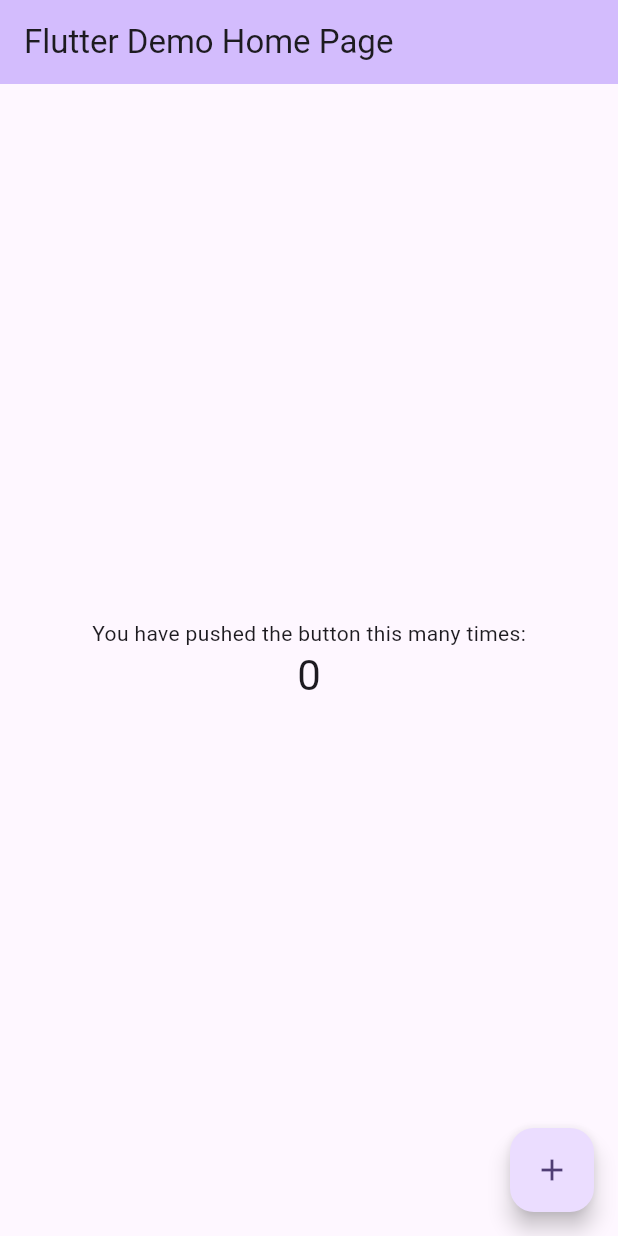
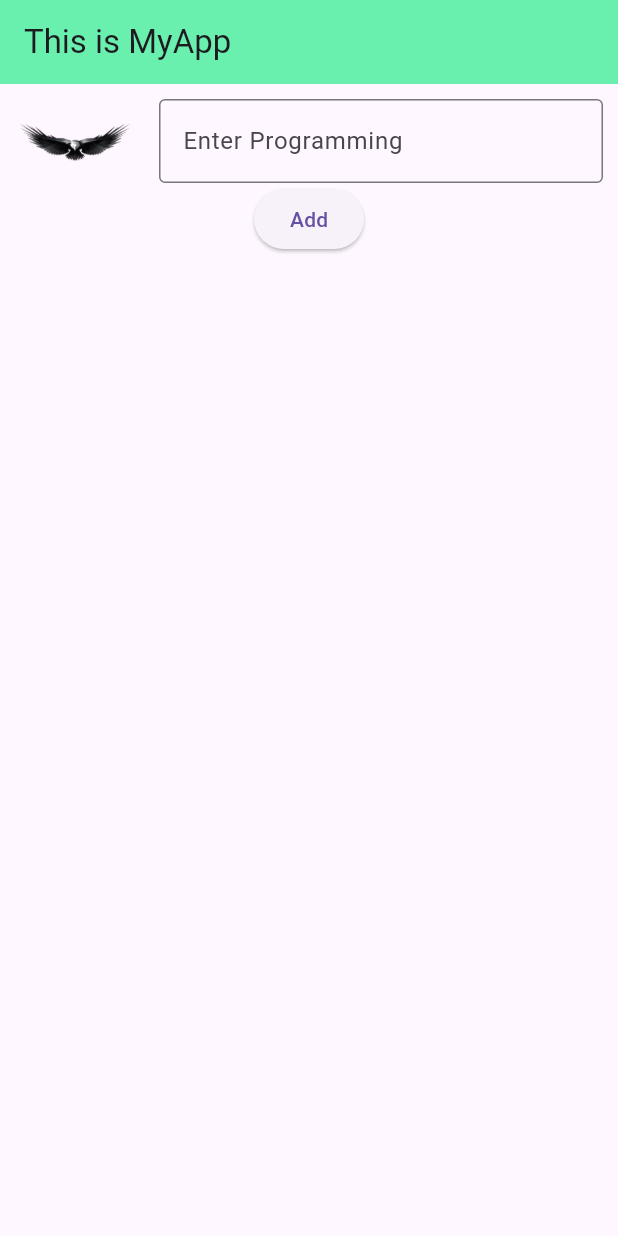
Before and after one commit to TOM-TITO-coder/Flutter_Basic, a Flutter app: the screen it shows after launch, on a phone screen of 412 x 824 dp. Run offline on Flutter 3.47's test engine with Material 3 defaults, Android fonts, the phone set to English and light mode, and no system bars.

Commit message:
ListView Elevatedbutton, TextField with Statefullwidget

```diff
--- /dev/null
+++ b/lib/home.dart
@@ -0,0 +1,24 @@
+// ignore_for_file: prefer_const_constructors
+
+import 'package:basic/mybodyapp.dart';
+import 'package:flutter/material.dart';
+
+class Home extends StatelessWidget {
+  const Home({super.key});
+
+  @override
+  Widget build(BuildContext context) {
+    return Scaffold(
+      appBar: AppBar(
+        title: Text("This is MyApp"),
+        backgroundColor: Colors.greenAccent,
+      ),
+      body: Padding(
+        padding: const EdgeInsets.all(10.0),
+        child: SafeArea(
+          child: MyBodyApp(),
+        ),
+      ),
+    );
+  }
+}
--- a/lib/main.dart
+++ b/lib/main.dart
@@ -1,125 +1,22 @@
+// ignore_for_file: prefer_const_constructors
+
 import 'package:flutter/material.dart';
 
-void main() {
-  runApp(const MyApp());
-}
+// ================== directory ===================
+import 'home.dart';
+
+
+void main() => runApp(const MyApp());
 
 class MyApp extends StatelessWidget {
   const MyApp({super.key});
 
-  // This widget is the root of your application.
   @override
   Widget build(BuildContext context) {
     return MaterialApp(
-      title: 'Flutter Demo',
-      theme: ThemeData(
-        // This is the theme of your application.
-        //
-        // TRY THIS: Try running your application with "flutter run". You'll see
-        // the application has a purple toolbar. Then, without quitting the app,
-        // try changing the seedColor in the colorScheme below to Colors.green
-        // and then invoke "hot reload" (save your changes or press the "hot
-        // reload" button in a Flutter-supported IDE, or press "r" if you used
-        // the command line to start the app).
-        //
-        // Notice that the counter didn't reset back to zero; the application
-        // state is not lost during the reload. To reset the state, use hot
-        // restart instead.
-        //
-        // This works for code too, not just values: Most code changes can be
-        // tested with just a hot reload.
-        colorScheme: ColorScheme.fromSeed(seedColor: Colors.deepPurple),
-        useMaterial3: true,
-      ),
-      home: const MyHomePage(title: 'Flutter Demo Home Page'),
+      debugShowCheckedModeBanner: false,
+      theme: ThemeData(primaryColor: Colors.blueAccent),
+      home: Home(),
     );
   }
 }
-
-class MyHomePage extends StatefulWidget {
-  const MyHomePage({super.key, required this.title});
-
-  // This widget is the home page of your application. It is stateful, meaning
-  // that it has a State object (defined below) that contains fields that affect
-  // how it looks.
-
-  // This class is the configuration for the state. It holds the values (in this
-  // case the title) provided by the parent (in this case the App widget) and
-  // used by the build method of the State. Fields in a Widget subclass are
-  // always marked "final".
-
-  final String title;
-
-  @override
-  State<MyHomePage> createState() => _MyHomePageState();
-}
-
-class _MyHomePageState extends State<MyHomePage> {
-  int _counter = 0;
-
-  void _incrementCounter() {
-    setState(() {
-      // This call to setState tells the Flutter framework that something has
-      // changed in this State, which causes it to rerun the build method below
-      // so that the display can reflect the updated values. If we changed
-      // _counter without calling setState(), then the build method would not be
-      // called again, and so nothing would appear to happen.
-      _counter++;
-    });
-  }
-
-  @override
-  Widget build(BuildContext context) {
-    // This method is rerun every time setState is called, for instance as done
-    // by the _incrementCounter method above.
-    //
-    // The Flutter framework has been optimized to make rerunning build methods
-    // fast, so that you can just rebuild anything that needs updating rather
-    // than having to individually change instances of widgets.
-    return Scaffold(
-      appBar: AppBar(
-        // TRY THIS: Try changing the color here to a specific color (to
-        // Colors.amber, perhaps?) and trigger a hot reload to see the AppBar
-        // change color while the other colors stay the same.
-        backgroundColor: Theme.of(context).colorScheme.inversePrimary,
-        // Here we take the value from the MyHomePage object that was created by
-        // the App.build method, and use it to set our appbar title.
-        title: Text(widget.title),
-      ),
-      body: Center(
-        // Center is a layout widget. It takes a single child and positions it
-        // in the middle of the parent.
-        child: Column(
-          // Column is also a layout widget. It takes a list of children and
-          // arranges them vertically. By default, it sizes itself to fit its
-          // children horizontally, and tries to be as tall as its parent.
-          //
-          // Column has various properties to control how it sizes itself and
-          // how it positions its children. Here we use mainAxisAlignment to
-          // center the children vertically; the main axis here is the vertical
-          // axis because Columns are vertical (the cross axis would be
-          // horizontal).
-          //
-          // TRY THIS: Invoke "debug painting" (choose the "Toggle Debug Paint"
-          // action in the IDE, or press "p" in the console), to see the
-          // wireframe for each widget.
-          mainAxisAlignment: MainAxisAlignment.center,
-          children: <Widget>[
-            const Text(
-              'You have pushed the button this many times:',
-            ),
-            Text(
-              '$_counter',
-              style: Theme.of(context).textTheme.headlineMedium,
-            ),
-          ],
-        ),
-      ),
-      floatingActionButton: FloatingActionButton(
-        onPressed: _incrementCounter,
-        tooltip: 'Increment',
-        child: const Icon(Icons.add),
-      ), // This trailing comma makes auto-formatting nicer for build methods.
-    );
-  }
-}
--- /dev/null
+++ b/lib/mybodyapp.dart
@@ -0,0 +1,68 @@
+// ignore_for_file: prefer_const_constructors, sized_box_for_whitespace
+
+import 'package:flutter/material.dart';
+
+class MyBodyApp extends StatefulWidget {
+  const MyBodyApp({super.key});
+
+  @override
+  State<MyBodyApp> createState() => _MyBodyAppState();
+}
+
+class _MyBodyAppState extends State<MyBodyApp> {
+  List<String> list=[];
+  // String mytext = '';
+  TextEditingController txtAdd = TextEditingController();
+
+  @override
+  Widget build(BuildContext context) {
+    return SingleChildScrollView(       // make scroll or prevented when keyboard appear
+      child: Column(
+        children: [
+          TextField(
+            // onChanged: (String text){
+            //   mytext = text;
+            // },
+            controller: txtAdd,
+            decoration: InputDecoration(
+              border: OutlineInputBorder(
+
+              ),
+              labelText: 'Enter Programming',
+              hintText: 'What is your programming?',
+              // icon: Icon(Icons.people),
+              icon: Image(
+                width: 80,
+                height: 80,
+                // image: NetworkImage('https://toppng.com/uploads/preview/eagle-eagle-svg-icon-free-eagle-icon-11553443377ikzh2gjq59.png'),
+                image: AssetImage('images/eagle_logo.png'),
+              )
+            ),
+
+          ),
+          ElevatedButton(
+            child: Text("Add"),
+            onPressed: () {
+              setState(() {            // reload page, statefullwidget is only that can use it
+                // list.add(mytext);
+                list.add(txtAdd.text);
+                txtAdd.text = '';
+              });
+            }
+          ),
+          Container(                   // wrap ListView because if ListView standalone without wrap it will be error
+            height: 450,
+            child: ListView.builder(
+              itemCount: list.length,
+              itemBuilder: (context, index){    // create list view
+                return ListTile(
+                  title: Text(list[index]),
+                );
+              }
+            ),
+          ),
+        ],
+      ),
+    );
+  }
+}
--- a/pubspec.yaml
+++ b/pubspec.yaml
@@ -59,8 +59,8 @@ flutter:
   uses-material-design: true
 
   # To add assets to your application, add an assets section, like this:
-  # assets:
-  #   - images/a_dot_burr.jpeg
+  assets:
+    - images/eagle_logo.png
   #   - images/a_dot_ham.jpeg
 
   # An image asset can refer to one or more resolution-specific "variants", see
```
Also changed, not shown: images/eagle_logo.png (added).
